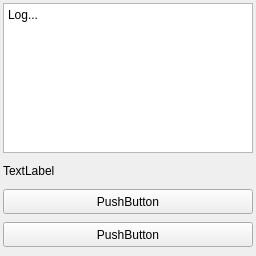
Qt form first.ui (Vasadaz/qt_training) before a commit.
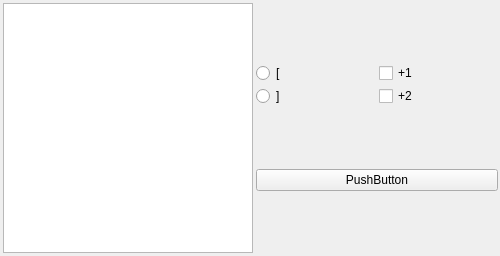
The same form after that commit.

Patch:
```diff
--- a/first.ui
+++ b/first.ui
@@ -6,19 +6,19 @@
    <rect>
     <x>0</x>
     <y>0</y>
-    <width>256</width>
+    <width>500</width>
     <height>256</height>
    </rect>
   </property>
   <property name="minimumSize">
    <size>
-    <width>256</width>
+    <width>500</width>
     <height>256</height>
    </size>
   </property>
   <property name="maximumSize">
    <size>
-    <width>256</width>
+    <width>500</width>
     <height>256</height>
    </size>
   </property>
@@ -28,13 +28,13 @@
   <widget class="QWidget" name="centralwidget">
    <property name="minimumSize">
     <size>
-     <width>256</width>
+     <width>500</width>
      <height>256</height>
     </size>
    </property>
    <property name="maximumSize">
     <size>
-     <width>256</width>
+     <width>500</width>
      <height>256</height>
     </size>
    </property>
@@ -43,14 +43,11 @@
      <rect>
       <x>0</x>
       <y>0</y>
-      <width>262</width>
+      <width>501</width>
       <height>261</height>
      </rect>
     </property>
-    <layout class="QVBoxLayout" name="verticalLayout">
-     <property name="spacing">
-      <number>8</number>
-     </property>
+    <layout class="QGridLayout" name="gridLayout">
      <property name="sizeConstraint">
       <enum>QLayout::SetMaximumSize</enum>
      </property>
@@ -66,71 +63,60 @@
      <property name="bottomMargin">
       <number>3</number>
      </property>
+     <property name="spacing">
+      <number>3</number>
+     </property>
+     <item row="0" column="1">
+      <layout class="QVBoxLayout" name="verticalLayout">
      <item>
-      <widget class="QPlainTextEdit" name="plainTextEdit">
-       <property name="minimumSize">
-        <size>
-         <width>250</width>
-         <height>150</height>
-        </size>
-       </property>
-       <property name="maximumSize">
-        <size>
-         <width>250</width>
-         <height>150</height>
-        </size>
-       </property>
-       <property name="plainText">
-        <string>Log...</string>
-       </property>
-      </widget>
-     </item>
-     <item>
-      <widget class="QLabel" name="label">
-       <property name="maximumSize">
-        <size>
-         <width>250</width>
-         <height>20</height>
-        </size>
-       </property>
+        <layout class="QGridLayout" name="gridLayout_2">
+         <item row="0" column="1">
+          <widget class="QCheckBox" name="checkBox">
+           <property name="text">
+            <string>+1</string>
+           </property>
+          </widget>
+         </item>
+         <item row="0" column="0">
+          <widget class="QRadioButton" name="radioButton">
+           <property name="text">
+            <string>[</string>
+           </property>
+          </widget>
+         </item>
+         <item row="1" column="1">
+          <widget class="QCheckBox" name="checkBox_2">
+           <property name="text">
+            <string>+2</string>
+           </property>
+          </widget>
+         </item>
+         <item row="1" column="0">
+          <widget class="QRadioButton" name="radioButton_2">
        <property name="text">
-        <string>TextLabel</string>
-       </property>
-      </widget>
+            <string>]</string>
+           </property>
+          </widget>
+         </item>
+        </layout>
      </item>
      <item>
       <widget class="QPushButton" name="pushButton">
-       <property name="minimumSize">
-        <size>
-         <width>250</width>
-         <height>25</height>
-        </size>
-       </property>
-       <property name="maximumSize">
-        <size>
-         <width>250</width>
-         <height>25</height>
-        </size>
-       </property>
-       <property name="cursor">
-        <cursorShape>PointingHandCursor</cursorShape>
-       </property>
        <property name="text">
         <string>PushButton</string>
        </property>
       </widget>
      </item>
-     <item>
-      <widget class="QPushButton" name="pushButton_2">
+      </layout>
+     </item>
+     <item row="0" column="0">
+      <widget class="QPlainTextEdit" name="plainTextEdit">
        <property name="maximumSize">
         <size>
          <width>250</width>
-         <height>25</height>
+         <height>250</height>
         </size>
        </property>
-       <property name="text">
-        <string>PushButton</string>
-       </property>
       </widget>
      </item>
     </layout>
```
Left out of the diff: 2 changed lines with no effect on the pictures. Lines whose indentation alone changed are shown as unchanged.
